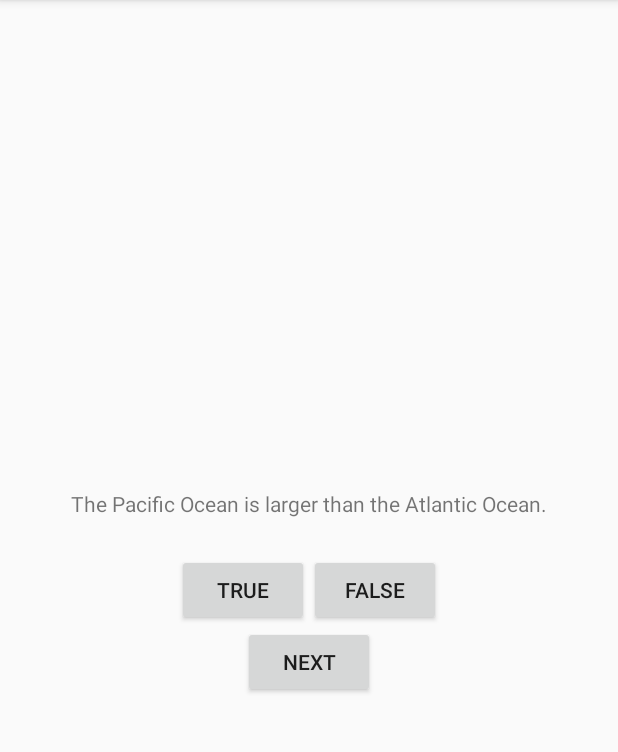
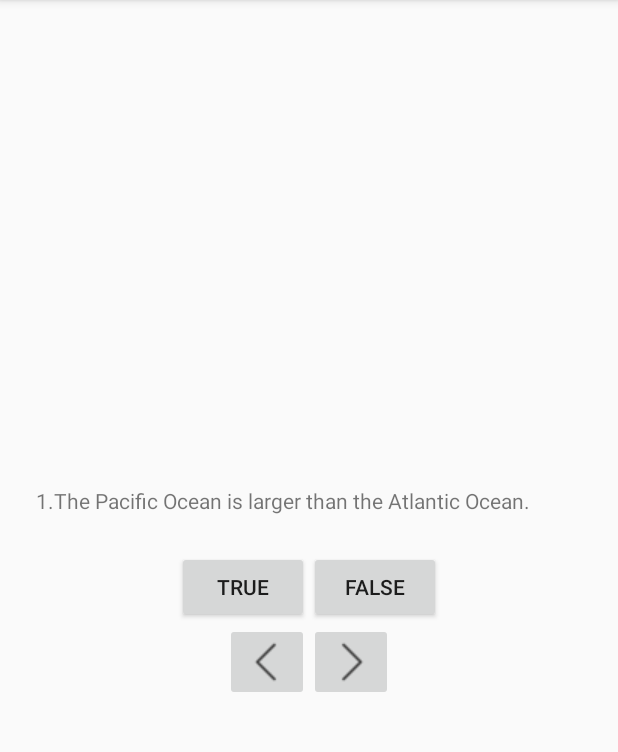
Before and after one commit to lmJerry/GeoQuiz, an Android app: the screen it shows after launch (QuizActivity), on a phone screen of 412 x 824 dp, the part 84-836 px from its top. Run offline under Robolectric (Android 15) with nearby library versions, the phone set to English and light mode, and no system bars.

Commit message:
2017/9/9

```diff
--- a/app/src/main/java/com/text/android/geoquiz/QuizActivity.java
+++ b/app/src/main/java/com/text/android/geoquiz/QuizActivity.java
@@ -4,13 +4,15 @@ import android.support.v7.app.AppCompatActivity;
 import android.os.Bundle;
 import android.view.View;
 import android.widget.Button;
+import android.widget.ImageButton;
 import android.widget.TextView;
 import android.widget.Toast;
 
 public class QuizActivity extends AppCompatActivity {
     private Button mTrueButton;
     private Button mFalseButton;
-    private Button mNextButton;
+    private ImageButton mNextButton;
+    private ImageButton mPrevButton;
     private TextView mQuestionTextView;
     private Question[] mQuestionBank = new Question[]{
             new Question(R.string.question_oceans,true),
@@ -19,7 +21,7 @@ public class QuizActivity extends AppCompatActivity {
             new Question(R.string.question_america,true),
             new Question(R.string.question_asian,true)
     };
-    private int mCurrentIndex = 0;
+    private int mCurrentIndex;
     @Override
     protected void onCreate(Bundle savedInstanceState) {
         super.onCreate(savedInstanceState);
@@ -27,6 +29,13 @@ public class QuizActivity extends AppCompatActivity {
         mQuestionTextView = (TextView) findViewById(R.id.question_text_view);
 //        int question = mQuestionBank[mCurrentIndex].getTextResId();
 //        mQuestionTextView.setText(question);
+        mQuestionTextView.setOnClickListener(new View.OnClickListener() {
+            @Override
+            public void onClick(View v) {
+                mCurrentIndex = (mCurrentIndex+1)%mQuestionBank.length; // 取余结果只能是比mQuestionBank小1以内的数
+                updateQuestion();
+            }
+        });
         mTrueButton = (Button) findViewById(R.id.true_button);
         mFalseButton = (Button) findViewById(R.id.false_button);
         mTrueButton.setOnClickListener(new View.OnClickListener() {
@@ -43,12 +52,28 @@ public class QuizActivity extends AppCompatActivity {
                 checkAnswer(false);
             }
         });
-        mNextButton = (Button) findViewById(R.id.next_button);
+        mPrevButton = (ImageButton) findViewById(R.id.prev_button);
+        mPrevButton.setOnClickListener(new View.OnClickListener() {
+            @Override
+            public void onClick(View v) {
+                if (mCurrentIndex == 0){
+                    Toast.makeText(QuizActivity.this,R.string.first_toast,Toast.LENGTH_SHORT).show();
+                }else {
+                    mCurrentIndex = mCurrentIndex - 1;
+                    updateQuestion();
+                }
+            }
+        });
+        mNextButton = (ImageButton) findViewById(R.id.next_button);
         mNextButton.setOnClickListener(new View.OnClickListener() {
             @Override
             public void onClick(View v) {
-                mCurrentIndex = (mCurrentIndex+1)%mQuestionBank.length; // 取余结果只能是比mQuestionBank小1以内的数
-                updateQuestion();
+                if (mCurrentIndex == (mQuestionBank.length-1)){
+                            Toast.makeText(QuizActivity.this,R.string.last_toast,Toast.LENGTH_SHORT).show();
+                }else{
+                    mCurrentIndex = (mCurrentIndex+1)%mQuestionBank.length; // 取余结果只能是比mQuestionBank小1以内的数
+                    updateQuestion();
+                }
             }
         });
         updateQuestion();
--- a/app/src/main/res/layout/activity_quiz.xml
+++ b/app/src/main/res/layout/activity_quiz.xml
@@ -6,8 +6,9 @@
     android:orientation="vertical">
     <TextView
         android:id="@+id/question_text_view"
-        android:layout_width="wrap_content"
+        android:layout_width="match_parent"
         android:layout_height="wrap_content"
+        android:gravity="left"
         android:padding="24dp" />
     <LinearLayout
         android:layout_width="wrap_content"
@@ -24,10 +25,28 @@
             android:layout_height="wrap_content"
             android:text="@string/false_button"/>
     </LinearLayout>
-    <Button
-        android:id="@+id/next_button"
+    <LinearLayout
+        android:orientation="horizontal"
         android:layout_width="wrap_content"
-        android:layout_height="wrap_content"
-        android:text="@string/next_button"/>
+        android:layout_height="wrap_content">
+        <ImageButton
+            android:id="@+id/prev_button"
+            android:layout_width="wrap_content"
+            android:layout_height="wrap_content"
+            android:src="@drawable/left"/>
+            <!--android:drawableLeft="@drawable/left"-->
+            <!--android:text="@string/prev_button"-->
+            <!--android:padding="4dp"-->
+        <ImageButton
+            android:id="@+id/next_button"
+            android:layout_width="wrap_content"
+            android:layout_height="wrap_content"
+            android:src="@drawable/right"/>
+            <!--android:drawableRight="@drawable/right"-->
+            <!--android:text="@string/next_button"-->
+            <!--android:padding="4dp"-->
+
+    </LinearLayout>
+
 
 </LinearLayout>
--- a/app/src/main/res/values/strings.xml
+++ b/app/src/main/res/values/strings.xml
@@ -4,10 +4,13 @@
     <string name="false_button">False</string>
     <string name="correct_toast">Correct!</string>
     <string name="incorrect_toast">Incorrect!</string>
+    <string name="first_toast">This is the first one!</string>
+    <string name="last_toast">This is the last one!</string>
     <string name="next_button">Next</string>
-    <string name="question_oceans">The Pacific Ocean is larger than the Atlantic Ocean.</string>
-    <string name="question_mideast">The Suez Canal connects the Red Sea and the Indian Ocean.</string>
-    <string name="question_africa">The source of the Nile River is in Egypt.</string>
-    <string name="question_america">The Amazon River is the longest river in the Americas.</string>
-    <string name="question_asian">The Baikal is the world\'s oldest and deepest freshwater lake.</string>
+    <string name="prev_button">Prev</string>
+    <string name="question_oceans">1.The Pacific Ocean is larger than the Atlantic Ocean.</string>
+    <string name="question_mideast">2.The Suez Canal connects the Red Sea and the Indian Ocean.</string>
+    <string name="question_africa">3.The source of the Nile River is in Egypt.</string>
+    <string name="question_america">4.The Amazon River is the longest river in the Americas.</string>
+    <string name="question_asian">5.The Baikal is the world\'s oldest and deepest freshwater lake.</string>
 </resources>
```
Also changed, not shown: app/src/main/res/drawable/left.png (added), app/src/main/res/drawable/right.png (added), app/src/main/res/mipmap-hdpi/left.png (added), app/src/main/res/mipmap-hdpi/rigth.png (added), app/src/main/res/mipmap-mdpi/left.png (added), app/src/main/res/mipmap-mdpi/rigth.png (added), app/src/main/res/mipmap-xhdpi/left.png (added), app/src/main/res/mipmap-xhdpi/rigth.png (added), app/src/main/res/mipmap-xxhdpi/left.png (added), app/src/main/res/mipmap-xxhdpi/rigth.png (added), app/src/main/res/mipmap-xxxhdpi/left.png (added), app/src/main/res/mipmap-xxxhdpi/rigth.png (added).
